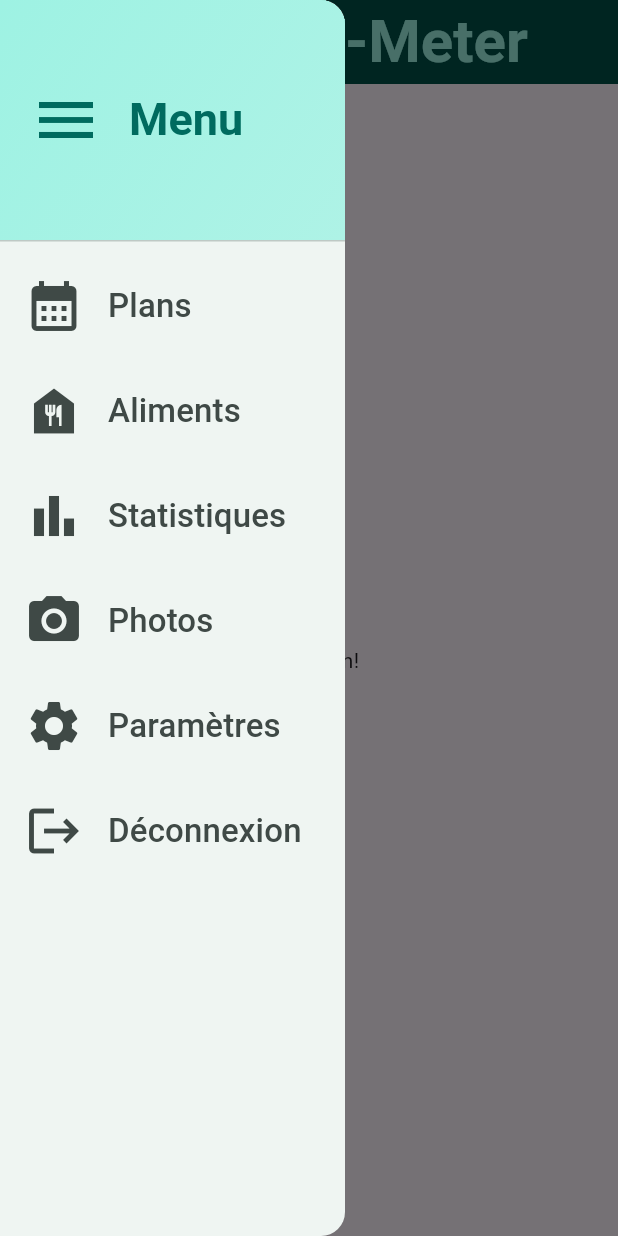
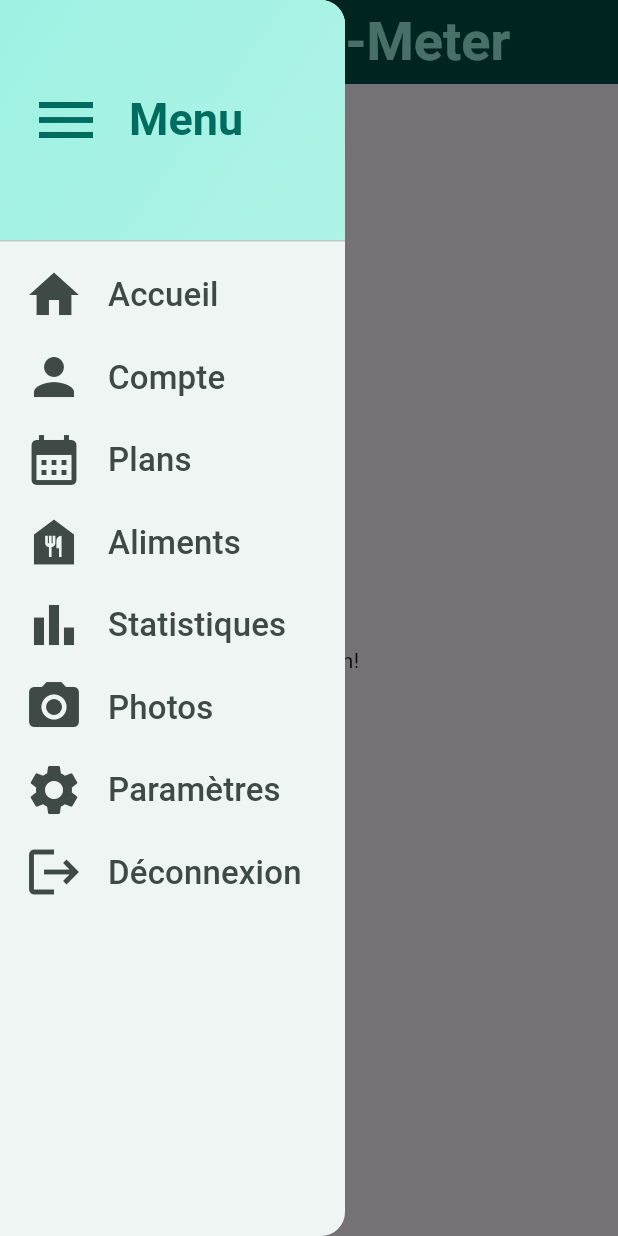
Before and after one commit to AnthonyPageau/Macro-Meter, a Flutter app: the screen it shows once a user with an empty profile is signed in, with the side drawer open, on a phone screen of 412 x 824 dp. Run offline on Flutter 3.47's test engine with Material 3 defaults, Android fonts, the phone set to English and light mode, and no system bars; our stand-ins replace cloud_firestore, firebase_auth, firebase_core, firebase_storage, image_picker; missing offline and left inert: flutter_regex; accounts and stored records are empty.

```diff
--- a/lib/main.dart
+++ b/lib/main.dart
@@ -57,7 +57,7 @@ class App extends StatelessWidget {
         stream: FirebaseAuth.instance.authStateChanges(),
         builder: (ctx, snapshot) {
           if (snapshot.hasData) {
-            return const Home();
+            return Home(user: FirebaseAuth.instance.currentUser!);
           }
 
           return const AuthenticationScreen();
--- a/lib/screens/authentication.dart
+++ b/lib/screens/authentication.dart
@@ -72,6 +72,7 @@ class _AuthenticationScreenState extends State<AuthenticationScreen> {
           "age": _enteredAge,
           "weight": _enteredWeight,
           "height": _enteredHeight,
+          "objective": _enteredObjectif
         });
       }
     } on FirebaseAuthException catch (error) {
@@ -95,7 +96,7 @@ class _AuthenticationScreenState extends State<AuthenticationScreen> {
           gradient: LinearGradient(
             colors: [
               Colors.black,
-              Color.fromARGB(255, 89, 242, 221),
+              Color.fromARGB(255, 17, 127, 112),
             ],
             begin: Alignment.topLeft,
             end: Alignment.bottomRight,
@@ -128,6 +129,7 @@ class _AuthenticationScreenState extends State<AuthenticationScreen> {
                           children: [
                             if (!_isLogin)
                               UserAvatar(
+                                action: "Ajouter",
                                 onPickAvatar: (pickedAvatar) {
                                   _selected_Avatar = pickedAvatar;
                                 },
--- a/lib/screens/home.dart
+++ b/lib/screens/home.dart
@@ -1,16 +1,46 @@
 import 'package:flutter/material.dart';
+import 'package:macro_meter/screens/account.dart';
 import 'package:macro_meter/widgets/menu.dart';
 
-class Home extends StatelessWidget {
-  const Home({super.key});
+class Home extends StatefulWidget {
+  const Home({super.key, required this.user});
+
+  final user;
+
+  @override
+  State<StatefulWidget> createState() {
+    return _HomeState();
+  }
+}
+
+class _HomeState extends State<Home> {
+  void _setScreen(String identifier) {
+    switch (identifier) {
+      case "Compte":
+        Navigator.of(context).pop();
+        Navigator.of(context).push(
+          MaterialPageRoute(
+            builder: (ctx) => Account(
+              user: widget.user,
+            ),
+          ),
+        );
+        break;
+      default:
+        Navigator.of(context).pop();
+    }
+  }
+
   @override
   Widget build(BuildContext context) {
     return Scaffold(
       appBar: AppBar(
         title: Center(
-            child: const Text("Macro-Meter", style: TextStyle(fontSize: 40))),
+            child: const Text("Macro-Meter", style: TextStyle(fontSize: 36))),
       ),
-      drawer: const Menu(),
+      drawer: Menu(
+        onSelectScreen: _setScreen,
+      ),
       body: const Center(
         child: Text("Logged in!"),
       ),
--- a/lib/widgets/menu.dart
+++ b/lib/widgets/menu.dart
@@ -2,7 +2,9 @@ import 'package:flutter/material.dart';
 import 'package:firebase_auth/firebase_auth.dart';
 
 class Menu extends StatelessWidget {
-  const Menu({super.key});
+  const Menu({super.key, required this.onSelectScreen});
+
+  final void Function(String identifier) onSelectScreen;
 
   @override
   Widget build(BuildContext context) {
@@ -38,6 +40,40 @@ class Menu extends StatelessWidget {
           ),
           ListTile(
             leading: Icon(
+              Icons.home,
+              size: 40,
+              color: Theme.of(context).colorScheme.onSurfaceVariant,
+            ),
+            title: Text(
+              "Accueil",
+              style: Theme.of(context).textTheme.titleSmall!.copyWith(
+                  color: Theme.of(context).colorScheme.onSurfaceVariant,
+                  fontSize: 22),
+            ),
+            minTileHeight: 55,
+            onTap: () {
+              onSelectScreen("Accueil");
+            },
+          ),
+          ListTile(
+            leading: Icon(
+              Icons.person,
+              size: 40,
+              color: Theme.of(context).colorScheme.onSurfaceVariant,
+            ),
+            title: Text(
+              "Compte",
+              style: Theme.of(context).textTheme.titleSmall!.copyWith(
+                  color: Theme.of(context).colorScheme.onSurfaceVariant,
+                  fontSize: 22),
+            ),
+            minTileHeight: 55,
+            onTap: () {
+              onSelectScreen("Compte");
+            },
+          ),
+          ListTile(
+            leading: Icon(
               Icons.calendar_month,
               size: 40,
               color: Theme.of(context).colorScheme.onSurfaceVariant,
@@ -48,7 +84,7 @@ class Menu extends StatelessWidget {
                   color: Theme.of(context).colorScheme.onSurfaceVariant,
                   fontSize: 22),
             ),
-            minTileHeight: 70,
+            minTileHeight: 55,
             onTap: () {},
           ),
           ListTile(
@@ -63,7 +99,7 @@ class Menu extends StatelessWidget {
                   color: Theme.of(context).colorScheme.onSurfaceVariant,
                   fontSize: 22),
             ),
-            minTileHeight: 70,
+            minTileHeight: 55,
             onTap: () {},
           ),
           ListTile(
@@ -78,7 +114,7 @@ class Menu extends StatelessWidget {
                   color: Theme.of(context).colorScheme.onSurfaceVariant,
                   fontSize: 22),
             ),
-            minTileHeight: 70,
+            minTileHeight: 55,
             onTap: () {},
           ),
           ListTile(
@@ -93,7 +129,7 @@ class Menu extends StatelessWidget {
                   color: Theme.of(context).colorScheme.onSurfaceVariant,
                   fontSize: 22),
             ),
-            minTileHeight: 70,
+            minTileHeight: 55,
             onTap: () {},
           ),
           ListTile(
@@ -108,8 +144,10 @@ class Menu extends StatelessWidget {
                   color: Theme.of(context).colorScheme.onSurfaceVariant,
                   fontSize: 22),
             ),
-            minTileHeight: 70,
-            onTap: () {},
+            minTileHeight: 55,
+            onTap: () {
+              onSelectScreen("Paramètres");
+            },
           ),
           ListTile(
             leading: Icon(
@@ -123,7 +161,7 @@ class Menu extends StatelessWidget {
                   color: Theme.of(context).colorScheme.onSurfaceVariant,
                   fontSize: 22),
             ),
-            minTileHeight: 70,
+            minTileHeight: 55,
             onTap: () {
               FirebaseAuth.instance.signOut();
             },
```
Also changed, not shown: lib/screens/account.dart (added, +303 -0 lines), lib/widgets/user_avatar.dart (+16 -6 lines).
